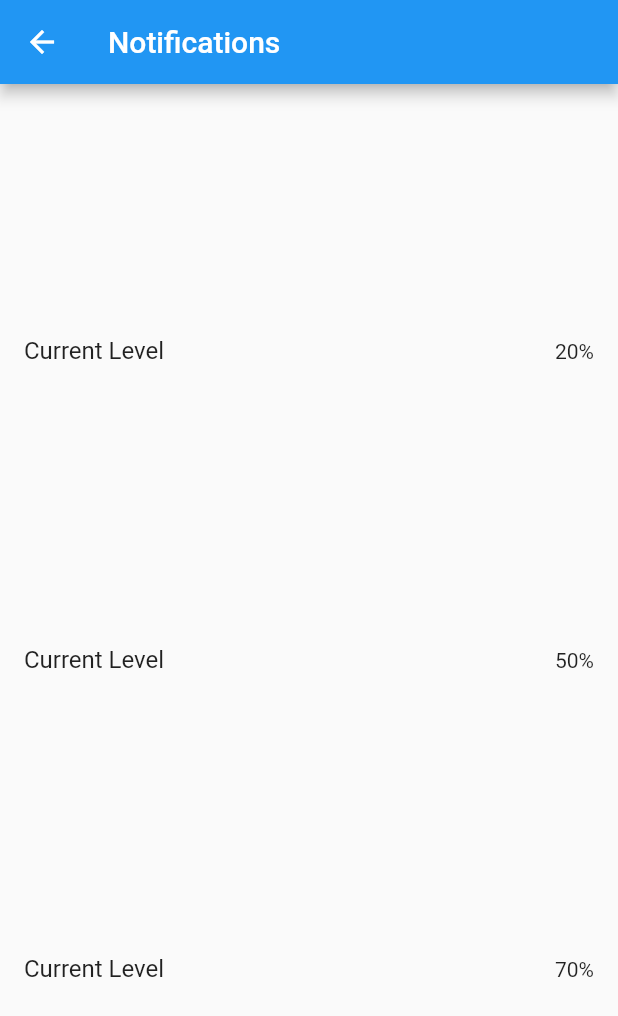
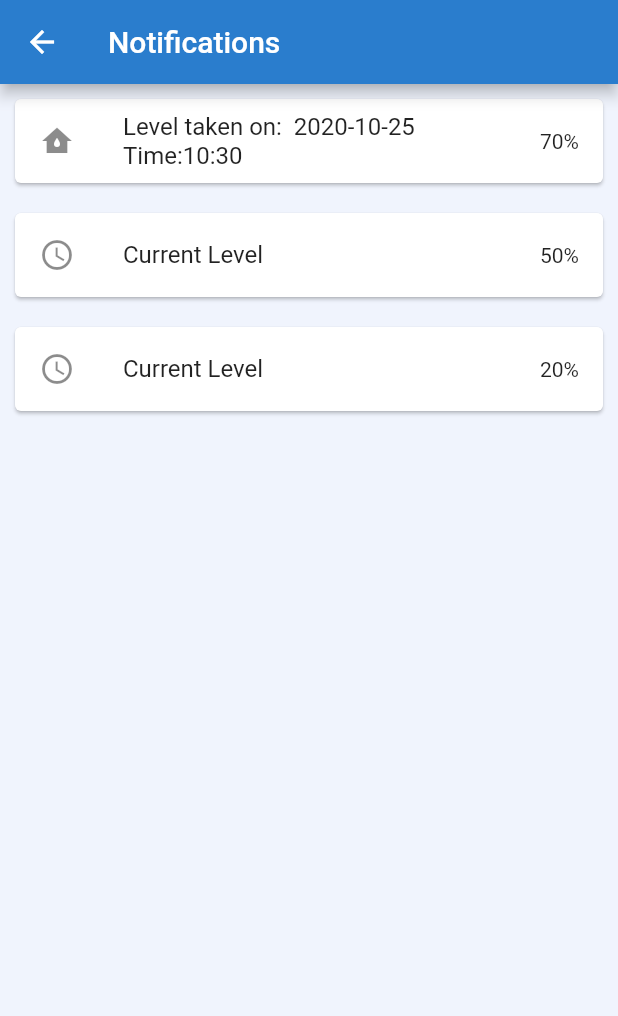
Before and after one commit to NAGERI/nwsc_notify, a Flutter app: the Notifications screen opened directly, on a phone screen of 412 x 824 dp. Shown: the top 1016 px of the screen. Run offline on Flutter 3.47's test engine with Material 2 defaults, Android fonts, the phone set to English and light mode, and no system bars; our stand-ins replace date_format, image_picker.

Commit message:
Notification cards

```diff
--- a/lib/components/usable_api.dart
+++ b/lib/components/usable_api.dart
@@ -2,6 +2,7 @@ import 'dart:convert' as convert;
 
 import 'package:http/http.dart' as http;
 
+//Used for testing calling an API | can be removed
 // This example uses the Google Books API to search for books about http.
 // https://developers.google.com/books/docs/overview
 
--- a/lib/screens/login_screen.dart
+++ b/lib/screens/login_screen.dart
@@ -93,6 +93,8 @@ class _LoginScreenState extends State<LoginScreen> {
                 // }
               },
             ),
+            RoundedButton(
+                color: Color(0xFF2A7DCD), text: 'Register', onPressed: null),
           ],
         ),
       ),
--- a/lib/screens/menu_screen.dart
+++ b/lib/screens/menu_screen.dart
@@ -34,13 +34,14 @@ class MenuScreen extends StatelessWidget {
           padding: EdgeInsets.zero,
           children: <Widget>[
             DrawerHeader(
-              child: Text('Drawer Header'),
+              child: Text('Options'),
               decoration: BoxDecoration(
                 color: Colors.blue,
               ),
             ),
             ListTile(
-              title: Text('Item 1'),
+              leading: Icon(Icons.logout),
+              title: Text('Logout'),
               onTap: () {
                 // Update the state of the app
                 // ...
--- a/lib/screens/notifications.dart
+++ b/lib/screens/notifications.dart
@@ -1,3 +1,4 @@
+import 'package:date_format/date_format.dart';
 import 'package:flutter/material.dart';
 
 class Notifications extends StatefulWidget {
@@ -18,20 +19,33 @@ class _NotificationsState extends State<Notifications> {
       body: SafeArea(
           child: Column(
         crossAxisAlignment: CrossAxisAlignment.center,
-        mainAxisAlignment: MainAxisAlignment.spaceEvenly,
+        mainAxisAlignment: MainAxisAlignment.start,
         children: <Widget>[
-          ListTile(
-            title: Text("Current Level"),
-            trailing: Text("20%"),
-          ),
-          ListTile(
-            title: Text("Current Level"),
-            trailing: Text("50%"),
-          ),
-          ListTile(
-            title: Text("Current Level"),
-            trailing: Text("70%"),
-          )
+          Card(
+              margin: EdgeInsets.all(10.0),
+              child: ListTile(
+                leading: Icon(Icons.water_damage_sharp),
+                title: Text(
+                  "Level taken on:  " +
+                      formatDate(DateTime.now(),
+                          [yyyy, '-', mm, '-', dd, ' Time:', HH, ':', nn]),
+                ),
+                trailing: Text("70%"),
+              )),
+          Card(
+              margin: EdgeInsets.all(10.0),
+              child: ListTile(
+                leading: Icon(Icons.access_time),
+                title: Text("Current Level"),
+                trailing: Text("50%"),
+              )),
+          Card(
+              margin: EdgeInsets.all(10.0),
+              child: ListTile(
+                leading: Icon(Icons.access_time),
+                title: Text("Current Level"),
+                trailing: Text("20%"),
+              ))
         ],
       )),
     );
--- a/pubspec.yaml
+++ b/pubspec.yaml
@@ -31,6 +31,8 @@ dependencies:
   http: ^0.12.2
   date_format: ^1.0.8
   image_picker: ^0.6.2+3
+  bot_toast: ^3.0.4
+  in_app_review: ^1.0.1+1
 
 dev_dependencies:
   flutter_test:
```
Also changed, not shown: lib/main.dart (+18 -103 lines), pubspec.lock, 2 other files.
